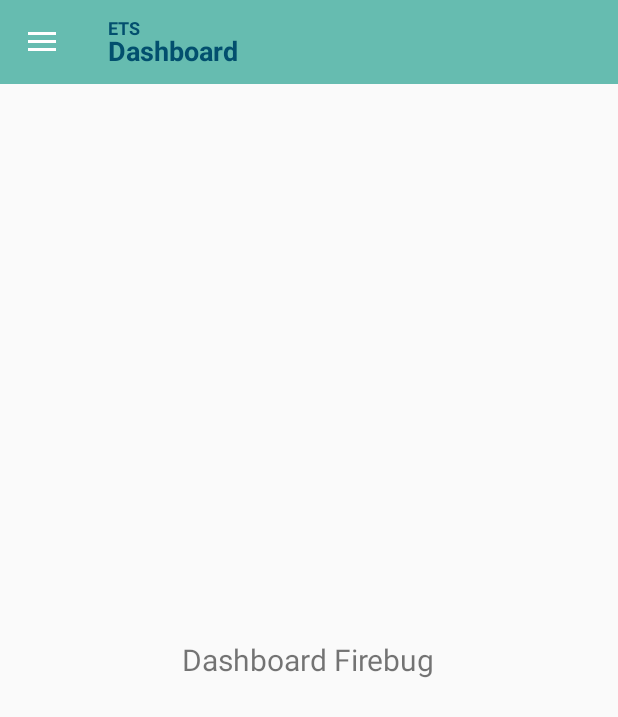
After one commit to hassan-akhtar/GD, an Android app: the fragment FirebugDashboardFragment placed in its activity, on a phone screen of 412 x 824 dp. The commit adds this screen. Shown: the top 717 px of the screen. Run offline under Robolectric (Android 15) with nearby library versions, the phone set to English and light mode, and no system bars.

Commit message:
- Basic flow setup

```diff
--- a/app/build.gradle
+++ b/app/build.gradle
@@ -37,6 +37,6 @@ dependencies {
     compile 'com.amulyakhare:com.amulyakhare.textdrawable:1.0.1'
     compile 'com.android.support.constraint:constraint-layout:1.0.1'
     compile 'de.hdodenhof:circleimageview:2.1.0'
+    compile 'com.afollestad.material-dialogs:commons:0.9.4.1'
     testCompile 'junit:junit:4.12'
-    compile 'com.afollestad.material-dialogs:commons:0.9.4.1'
 }
--- /dev/null
+++ b/app/src/main/java/com/ets/gd/Fragments/FirebugDashboardFragment.java
@@ -0,0 +1,30 @@
+package com.ets.gd.Fragments;
+
+
+import android.os.Bundle;
+import android.support.v4.app.Fragment;
+import android.view.LayoutInflater;
+import android.view.View;
+import android.view.ViewGroup;
+
+import com.ets.gd.R;
+
+/**
+ * A simple {@link Fragment} subclass.
+ */
+public class FirebugDashboardFragment extends Fragment {
+
+
+    public FirebugDashboardFragment() {
+        // Required empty public constructor
+    }
+
+
+    @Override
+    public View onCreateView(LayoutInflater inflater, ViewGroup container,
+                             Bundle savedInstanceState) {
+        // Inflate the layout for this fragment
+        return inflater.inflate(R.layout.fragment_firebug_dashboard, container, false);
+    }
+
+}
--- a/app/src/main/res/layout/app_bar_dashboard.xml
+++ b/app/src/main/res/layout/app_bar_dashboard.xml
@@ -28,7 +28,7 @@
                 <TextView
                     android:layout_width="wrap_content"
                     android:layout_height="wrap_content"
-                    android:text="Firebug"
+                    android:text="ETS"
                     android:id="@+id/tbTitleTop"
                     android:textSize="12sp"
                     android:textColor="@color/blueDark"
--- a/app/src/main/res/layout/fragment_dashboard.xml
+++ b/app/src/main/res/layout/fragment_dashboard.xml
@@ -75,6 +75,7 @@
     <RelativeLayout
         android:id="@+id/rlToolHawkBody"
         android:layout_width="match_parent"
+        android:visibility="gone"
         android:layout_height="wrap_content"
         android:layout_below="@+id/rlToolHawkHeader"
         android:layout_marginTop="1dp">
--- /dev/null
+++ b/app/src/main/res/layout/fragment_firebug_dashboard.xml
@@ -0,0 +1,15 @@
+<RelativeLayout xmlns:android="http://schemas.android.com/apk/res/android"
+    xmlns:tools="http://schemas.android.com/tools"
+    android:layout_width="match_parent"
+    android:layout_height="match_parent"
+    tools:context="com.ets.gd.Fragments.FirebugDashboardFragment">
+
+    <TextView
+        android:layout_width="wrap_content"
+        android:layout_centerVertical="true"
+        android:layout_centerHorizontal="true"
+        android:textSize="20sp"
+        android:layout_height="wrap_content"
+        android:text="Dashboard Firebug" />
+
+</RelativeLayout>
```
Also changed, not shown: app/src/main/java/com/ets/gd/Activities/BaseActivity.java (+87 -13 lines), app/src/main/java/com/ets/gd/Fragments/InventoryDashboardFragment.java (added, +30 -0 lines), app/src/main/java/com/ets/gd/Fragments/ToolhawkDashboardFragment.java (added, +30 -0 lines), app/src/main/res/layout/fragment_inventory_dashboard.xml (added, +15 -0 lines), app/src/main/res/layout/fragment_navigation_drawer.xml (+6 -4 lines), app/src/main/res/layout/fragment_toolhawk_dashboard.xml (added, +16 -0 lines).
